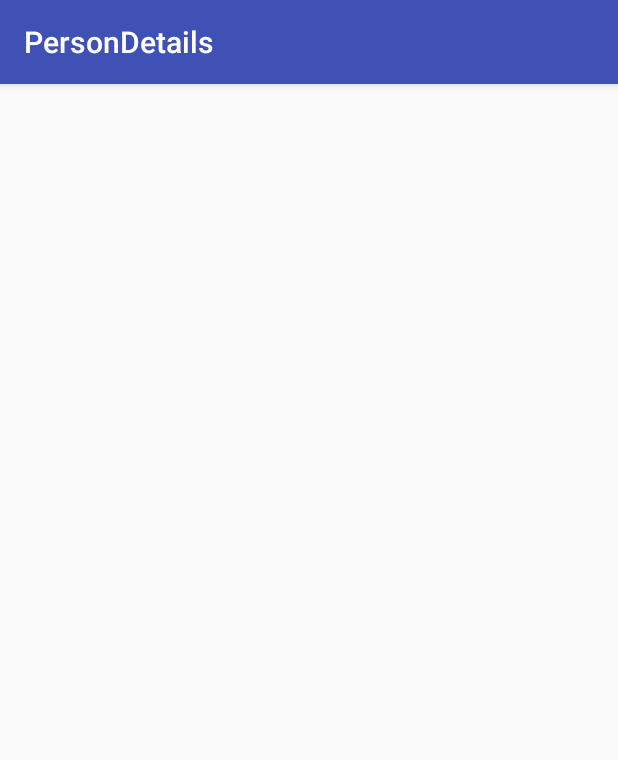
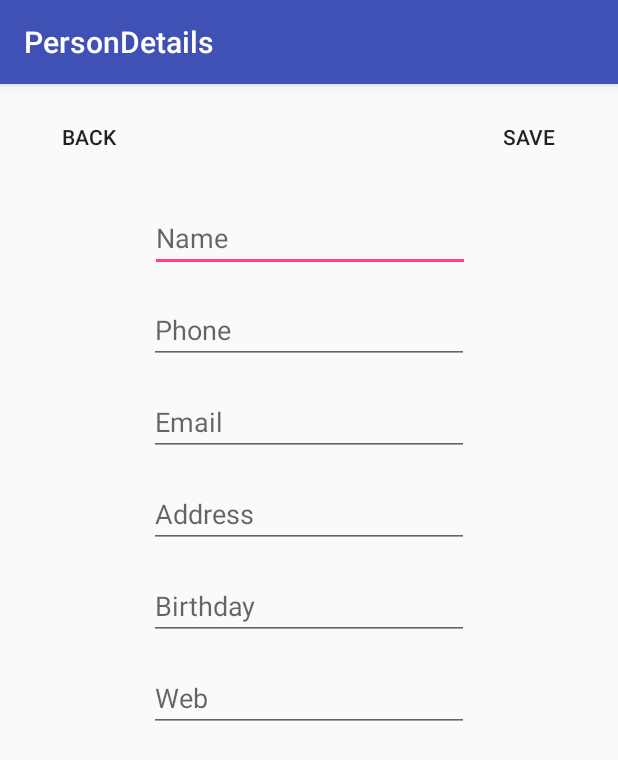
Before and after one commit to BetterEdition/FriendsAppRepo, an Android app: the DetailsActivity screen opened directly, with no data from a screen before it, on a phone screen of 412 x 824 dp. Shown: the top 760 px of the screen. Run offline under Robolectric (Android 15) with nearby library versions, the phone set to English and light mode, and no system bars.

Commit message:
design for adding person details implemented

```diff
--- a/app/build.gradle
+++ b/app/build.gradle
@@ -25,4 +25,6 @@ dependencies {
     testImplementation 'junit:junit:4.12'
     androidTestImplementation 'com.android.support.test:runner:1.0.1'
     androidTestImplementation 'com.android.support.test.espresso:espresso-core:3.0.1'
+    implementation 'com.android.support:design:26.1.0'
+    implementation 'com.android.support:cardview-v7:26.1.0'
 }
--- a/app/src/main/res/layout/detail.xml
+++ b/app/src/main/res/layout/detail.xml
@@ -3,8 +3,141 @@
     xmlns:app="http://schemas.android.com/apk/res-auto"
     xmlns:tools="http://schemas.android.com/tools"
 
+    android:id="@+id/person_details"
     android:layout_width="match_parent"
     android:layout_height="match_parent"
-    tools:context="com.example.jesperenemark.friendsapp.Controller.DetailsActivity">
+    tools:context="com.example.jesperenemark.friendsapp.Controller.DetailsActivity"
+    tools:layout_editor_absoluteY="81dp">
+
+    <EditText
+        android:id="@+id/person_name"
+        android:layout_width="wrap_content"
+        android:layout_height="wrap_content"
+        android:layout_marginEnd="8dp"
+        android:layout_marginStart="8dp"
+        android:layout_marginTop="80dp"
+        android:ems="10"
+        android:hint="@string/name"
+        android:inputType="textPersonName"
+        android:labelFor="@+id/person_name"
+        android:visibility="visible"
+        app:layout_constraintEnd_toEndOf="parent"
+        app:layout_constraintHorizontal_bias="0.503"
+        app:layout_constraintStart_toStartOf="parent"
+        app:layout_constraintTop_toTopOf="@+id/linearLayout2" />
+
+    <EditText
+        android:id="@+id/person_phone"
+        android:layout_width="wrap_content"
+        android:layout_height="wrap_content"
+        android:layout_marginEnd="8dp"
+        android:layout_marginStart="8dp"
+        android:layout_marginTop="16dp"
+        android:ems="10"
+        android:hint="@string/phone"
+        android:inputType="phone"
+        android:visibility="visible"
+        app:layout_constraintEnd_toEndOf="parent"
+        app:layout_constraintStart_toStartOf="parent"
+        app:layout_constraintTop_toBottomOf="@+id/person_name"
+        tools:text="Phone" />
+
+    <EditText
+        android:id="@+id/person_email"
+        android:layout_width="wrap_content"
+        android:layout_height="wrap_content"
+        android:layout_marginEnd="8dp"
+        android:layout_marginStart="8dp"
+        android:layout_marginTop="16dp"
+        android:ems="10"
+        android:hint="@string/email"
+        android:inputType="textEmailAddress"
+        android:labelFor="@+id/person_email"
+        android:visibility="visible"
+        app:layout_constraintEnd_toEndOf="parent"
+        app:layout_constraintStart_toStartOf="parent"
+        app:layout_constraintTop_toBottomOf="@+id/person_phone"
+        tools:text="Email" />
+
+    <EditText
+        android:id="@+id/person_address"
+        android:layout_width="wrap_content"
+        android:layout_height="wrap_content"
+        android:layout_marginEnd="8dp"
+        android:layout_marginStart="8dp"
+        android:layout_marginTop="16dp"
+        android:ems="10"
+        android:hint="@string/address"
+        android:inputType="textPostalAddress"
+        android:labelFor="@+id/person_address"
+        android:visibility="visible"
+        app:layout_constraintEnd_toEndOf="parent"
+        app:layout_constraintStart_toStartOf="parent"
+        app:layout_constraintTop_toBottomOf="@+id/person_email"
+        tools:text="Address" />
+
+    <EditText
+        android:id="@+id/person_bday"
+        android:layout_width="wrap_content"
+        android:layout_height="wrap_content"
+        android:layout_marginEnd="8dp"
+        android:layout_marginStart="8dp"
+        android:layout_marginTop="16dp"
+        android:ems="10"
+        android:hint="@string/birthday"
+        android:inputType="number"
+        android:visibility="visible"
+        app:layout_constraintEnd_toEndOf="parent"
+        app:layout_constraintStart_toStartOf="parent"
+        app:layout_constraintTop_toBottomOf="@+id/person_address"
+        tools:text="Birthday" />
+
+    <EditText
+        android:id="@+id/person_web"
+        android:layout_width="wrap_content"
+        android:layout_height="wrap_content"
+        android:layout_marginEnd="8dp"
+        android:layout_marginStart="8dp"
+        android:layout_marginTop="16dp"
+        android:ems="10"
+        android:hint="@string/web"
+        android:inputType="textWebEmailAddress"
+        android:visibility="visible"
+        app:layout_constraintEnd_toEndOf="parent"
+        app:layout_constraintStart_toStartOf="parent"
+        app:layout_constraintTop_toBottomOf="@+id/person_bday"
+        tools:text="Web" />
+
+    <LinearLayout
+        android:id="@+id/linearLayout2"
+        android:layout_width="match_parent"
+        android:layout_height="match_parent"
+        android:orientation="horizontal">
+
+        <Button
+            android:id="@+id/back"
+            style="?android:attr/buttonBarButtonStyle"
+            android:layout_width="wrap_content"
+            android:layout_height="wrap_content"
+            android:layout_marginTop="8dp"
+            android:layout_weight="1"
+            android:text="@string/back"
+            android:textAppearance="@style/TextAppearance.AppCompat.Button"
+            app:layout_constraintTop_toTopOf="parent"
+            tools:layout_editor_absoluteX="16dp" />
+
+        <Button
+            android:id="@+id/save"
+            style="?android:attr/buttonBarButtonStyle"
+            android:layout_width="wrap_content"
+            android:layout_height="wrap_content"
+            android:layout_marginStart="176dp"
+            android:layout_marginTop="8dp"
+            android:layout_weight="1"
+            android:text="@string/save"
+            android:textAppearance="@style/TextAppearance.AppCompat.Button"
+            app:layout_constraintStart_toEndOf="@+id/back"
+            app:layout_constraintTop_toTopOf="parent" />
+    </LinearLayout>
 
 </android.support.constraint.ConstraintLayout>
--- a/app/src/main/res/values/colors.xml
+++ b/app/src/main/res/values/colors.xml
@@ -1,6 +1,6 @@
 <?xml version="1.0" encoding="utf-8"?>
 <resources>
-    <color name="colorPrimary">#3F51B5</color>
+    <color name="colorPrimary">#3f51b5</color>
     <color name="colorPrimaryDark">#303F9F</color>
     <color name="colorAccent">#FF4081</color>
 </resources>
--- a/app/src/main/res/values/strings.xml
+++ b/app/src/main/res/values/strings.xml
@@ -8,4 +8,11 @@
     <string name="map">Map</string>
     <string name="distance">Distance</string>
     <string name="name">Name</string>
+    <string name="address">Address</string>
+    <string name="email">Email</string>
+    <string name="phone">Phone</string>
+    <string name="birthday">Birthday</string>
+    <string name="web">Web</string>
+    <string name="back">Back</string>
+    <string name="save">Save</string>
 </resources>
```
